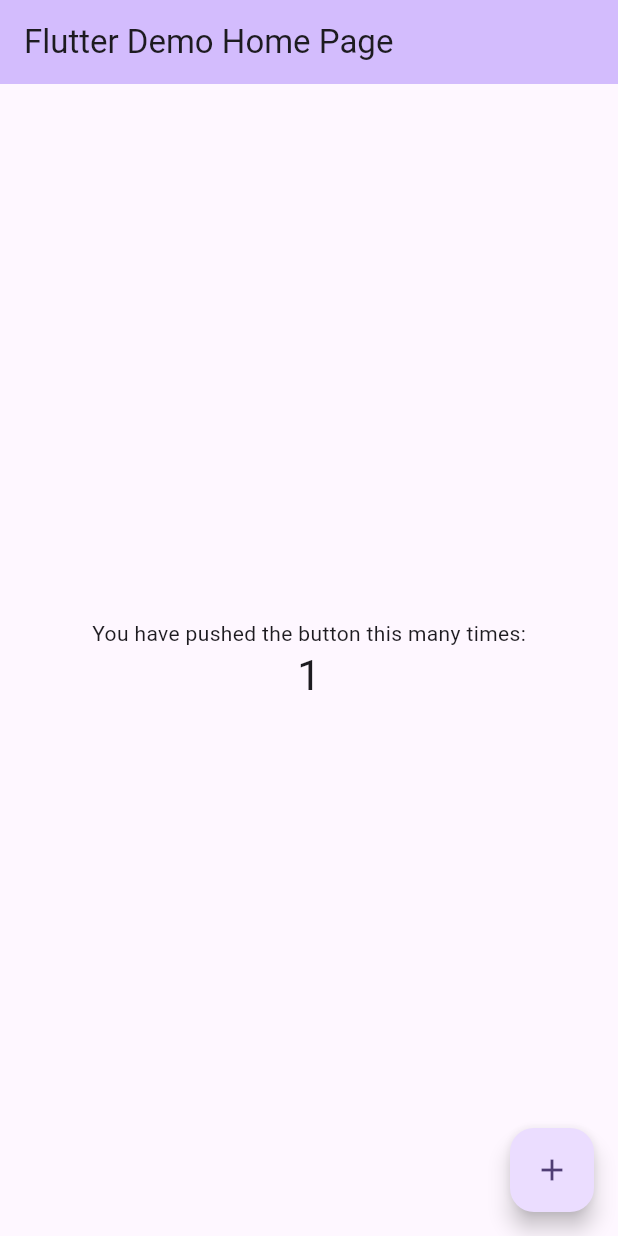
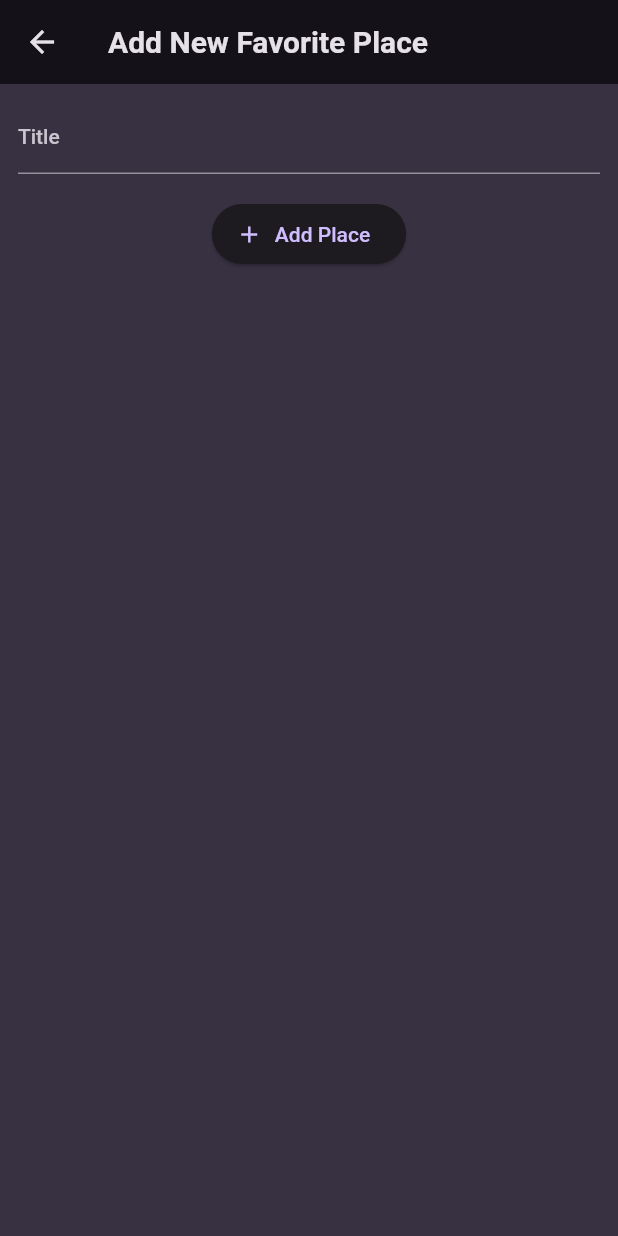
Before and after one commit to galuhbudhiswara/favorite-place, a Flutter app: the screen it shows after launch, after a tap on the "add" icon, on a phone screen of 412 x 824 dp. Run offline on Flutter 3.47's test engine with Material 2 defaults, Android fonts, the phone set to English and light mode, and no system bars; our stand-ins replace google_fonts.

Commit message:
adding a place model, placesscreen and  addplacescreen

```diff
--- a/lib/main.dart
+++ b/lib/main.dart
@@ -1,125 +1,46 @@
+import 'package:favorite_place/screens/places.dart';
 import 'package:flutter/material.dart';
 
+import 'package:google_fonts/google_fonts.dart';
+
+final colorScheme = ColorScheme.fromSeed(
+  brightness: Brightness.dark,
+  seedColor: const Color.fromARGB(255, 102, 6, 247),
+  background: const Color.fromARGB(255, 56, 49, 66),
+);
+
+final theme = ThemeData().copyWith(
+  useMaterial3: true,
+  scaffoldBackgroundColor: colorScheme.background,
+  colorScheme: colorScheme,
+  textTheme: GoogleFonts.ubuntuCondensedTextTheme().copyWith(
+    titleSmall: GoogleFonts.ubuntuCondensed(
+      fontWeight: FontWeight.bold,
+    ),
+    titleMedium: GoogleFonts.ubuntuCondensed(
+      fontWeight: FontWeight.bold,
+    ),
+    titleLarge: GoogleFonts.ubuntuCondensed(
+      fontWeight: FontWeight.bold,
+    ),
+  ),
+);
+
 void main() {
-  runApp(const MyApp());
+  runApp(
+      const MyApp(),
+  );
 }
 
 class MyApp extends StatelessWidget {
-  const MyApp({super.key});
+  const MyApp({Key? key}) : super(key: key);
 
-  // This widget is the root of your application.
   @override
   Widget build(BuildContext context) {
     return MaterialApp(
-      title: 'Flutter Demo',
-      theme: ThemeData(
-        // This is the theme of your application.
-        //
-        // TRY THIS: Try running your application with "flutter run". You'll see
-        // the application has a blue toolbar. Then, without quitting the app,
-        // try changing the seedColor in the colorScheme below to Colors.green
-        // and then invoke "hot reload" (save your changes or press the "hot
-        // reload" button in a Flutter-supported IDE, or press "r" if you used
-        // the command line to start the app).
-        //
-        // Notice that the counter didn't reset back to zero; the application
-        // state is not lost during the reload. To reset the state, use hot
-        // restart instead.
-        //
-        // This works for code too, not just values: Most code changes can be
-        // tested with just a hot reload.
-        colorScheme: ColorScheme.fromSeed(seedColor: Colors.deepPurple),
-        useMaterial3: true,
-      ),
-      home: const MyHomePage(title: 'Flutter Demo Home Page'),
+      title: 'Great Places',
+      theme: theme,
+      home: const PlacesScreen(),
     );
   }
 }
-
-class MyHomePage extends StatefulWidget {
-  const MyHomePage({super.key, required this.title});
-
-  // This widget is the home page of your application. It is stateful, meaning
-  // that it has a State object (defined below) that contains fields that affect
-  // how it looks.
-
-  // This class is the configuration for the state. It holds the values (in this
-  // case the title) provided by the parent (in this case the App widget) and
-  // used by the build method of the State. Fields in a Widget subclass are
-  // always marked "final".
-
-  final String title;
-
-  @override
-  State<MyHomePage> createState() => _MyHomePageState();
-}
-
-class _MyHomePageState extends State<MyHomePage> {
-  int _counter = 0;
-
-  void _incrementCounter() {
-    setState(() {
-      // This call to setState tells the Flutter framework that something has
-      // changed in this State, which causes it to rerun the build method below
-      // so that the display can reflect the updated values. If we changed
-      // _counter without calling setState(), then the build method would not be
-      // called again, and so nothing would appear to happen.
-      _counter++;
-    });
-  }
-
-  @override
-  Widget build(BuildContext context) {
-    // This method is rerun every time setState is called, for instance as done
-    // by the _incrementCounter method above.
-    //
-    // The Flutter framework has been optimized to make rerunning build methods
-    // fast, so that you can just rebuild anything that needs updating rather
-    // than having to individually change instances of widgets.
-    return Scaffold(
-      appBar: AppBar(
-        // TRY THIS: Try changing the color here to a specific color (to
-        // Colors.amber, perhaps?) and trigger a hot reload to see the AppBar
-        // change color while the other colors stay the same.
-        backgroundColor: Theme.of(context).colorScheme.inversePrimary,
-        // Here we take the value from the MyHomePage object that was created by
-        // the App.build method, and use it to set our appbar title.
-        title: Text(widget.title),
-      ),
-      body: Center(
-        // Center is a layout widget. It takes a single child and positions it
-        // in the middle of the parent.
-        child: Column(
-          // Column is also a layout widget. It takes a list of children and
-          // arranges them vertically. By default, it sizes itself to fit its
-          // children horizontally, and tries to be as tall as its parent.
-          //
-          // Column has various properties to control how it sizes itself and
-          // how it positions its children. Here we use mainAxisAlignment to
-          // center the children vertically; the main axis here is the vertical
-          // axis because Columns are vertical (the cross axis would be
-          // horizontal).
-          //
-          // TRY THIS: Invoke "debug painting" (choose the "Toggle Debug Paint"
-          // action in the IDE, or press "p" in the console), to see the
-          // wireframe for each widget.
-          mainAxisAlignment: MainAxisAlignment.center,
-          children: <Widget>[
-            const Text(
-              'You have pushed the button this many times:',
-            ),
-            Text(
-              '$_counter',
-              style: Theme.of(context).textTheme.headlineMedium,
-            ),
-          ],
-        ),
-      ),
-      floatingActionButton: FloatingActionButton(
-        onPressed: _incrementCounter,
-        tooltip: 'Increment',
-        child: const Icon(Icons.add),
-      ), // This trailing comma makes auto-formatting nicer for build methods.
-    );
-  }
-}
--- /dev/null
+++ b/lib/models/place.dart
@@ -0,0 +1,9 @@
+import 'package:uuid/uuid.dart';
+
+const uuid = Uuid();
+
+class Place {
+  Place({required this.title}) : id = uuid.v4();
+  final String id;
+  final String title;
+}
--- /dev/null
+++ b/lib/screens/add_place.dart
@@ -0,0 +1,49 @@
+import 'package:flutter/material.dart';
+
+class AddPlaceScreen extends StatefulWidget {
+  const AddPlaceScreen({super.key});
+  @override
+  State<AddPlaceScreen> createState() {
+    return _AddPlaceScreenState();
+  }
+}
+
+class _AddPlaceScreenState extends State<AddPlaceScreen> {
+  final _titleController = TextEditingController();
+
+  @override
+  void dispose() {
+    _titleController;
+    super.dispose();
+  }
+
+  @override
+  Widget build(BuildContext context) {
+    return Scaffold(
+      appBar: AppBar(
+        title: const Text('Add New Favorite Place'),
+      ),
+      body: SingleChildScrollView(
+        padding: const EdgeInsets.all(12),
+        child: Column(
+          children: [
+            TextField(
+              decoration: const InputDecoration(labelText: 'Title'),
+              controller: _titleController,
+              style:
+                  TextStyle(color: Theme.of(context).colorScheme.onBackground),
+            ),
+            const SizedBox(
+              height: 16,
+            ),
+            ElevatedButton.icon(
+              onPressed: () {},
+              icon: const Icon(Icons.add),
+              label: const Text('Add Place'),
+            )
+          ],
+        ),
+      ),
+    );
+  }
+}
--- /dev/null
+++ b/lib/screens/places.dart
@@ -0,0 +1,30 @@
+import 'package:favorite_place/screens/add_place.dart';
+import 'package:favorite_place/widgets/places_list.dart';
+import 'package:flutter/material.dart';
+
+class PlacesScreen extends StatelessWidget {
+  const PlacesScreen({super.key});
+  @override
+  Widget build(BuildContext context) {
+    return Scaffold(
+      appBar: AppBar(
+        title: const Text('Your Places'),
+        actions: [
+          IconButton(
+            onPressed: () {
+              Navigator.of(context).push(
+                MaterialPageRoute(
+                  builder: (context) => const AddPlaceScreen(),
+                ),
+              );
+            },
+            icon: const Icon(Icons.add),
+          ),
+        ],
+      ),
+      body: PlacesList(
+        places: [],
+      ),
+    );
+  }
+}
--- /dev/null
+++ b/lib/widgets/places_list.dart
@@ -0,0 +1,34 @@
+import 'package:favorite_place/main.dart';
+import 'package:flutter/material.dart';
+import 'package:favorite_place/models/place.dart';
+
+class PlacesList extends StatelessWidget {
+  const PlacesList({super.key, required this.places});
+
+  final List<Place> places;
+  @override
+  Widget build(BuildContext context) {
+    if (places.isEmpty) {
+      return Center(
+        child: Text(
+          'There is no place add yet',
+          style: Theme.of(context).textTheme.bodyLarge!.copyWith(
+                color: Theme.of(context).colorScheme.onBackground,
+              ),
+        ),
+      );
+    }
+
+    return ListView.builder(
+      itemCount: places.length,
+      itemBuilder: (context, index) => ListTile(
+        title: Text(
+          places[index].title,
+          style: Theme.of(context).textTheme.titleMedium!.copyWith(
+                color: Theme.of(context).colorScheme.onBackground,
+              ),
+        ),
+      ),
+    );
+  }
+}
--- a/pubspec.yaml
+++ b/pubspec.yaml
@@ -36,6 +36,7 @@ dependencies:
   # Use with the CupertinoIcons class for iOS style icons.
   cupertino_icons: ^1.0.2
   google_fonts: ^5.0.0
+  uuid: ^3.0.7
 
 dev_dependencies:
   flutter_test:
```
Also changed, not shown: lib/screens/placest_detail.dart (added), pubspec.lock.
